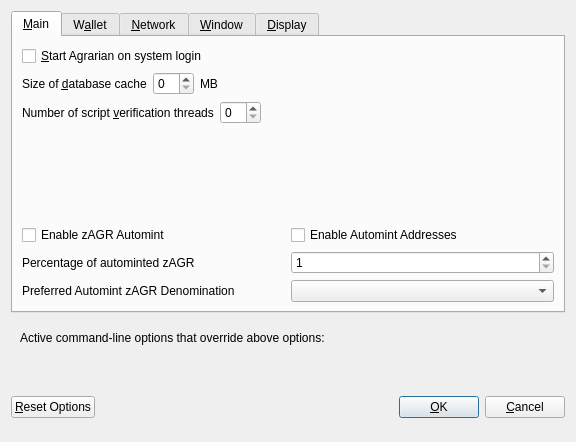
Above: src/qt/forms/optionsdialog.ui from pacificao/agrarian before the change. Below: the same form after it.
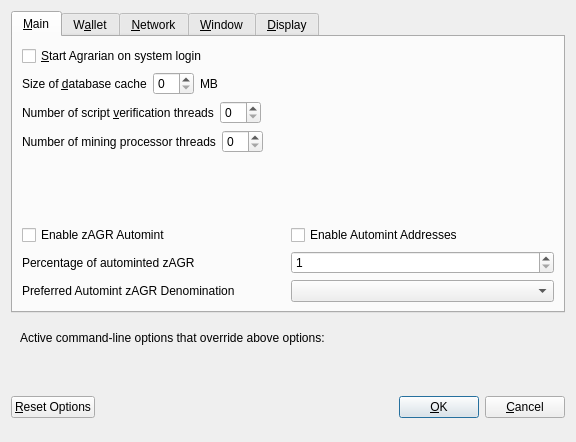
That is the form after the change. Custom widgets are drawn as their Qt base class.

Commit message: Add Qt mining controls and update Agrarian copyrights

Diff of the .ui file:
```diff
--- a/src/qt/forms/optionsdialog.ui
+++ b/src/qt/forms/optionsdialog.ui
@@ -115,10 +115,47 @@
            </property>
           </spacer>
          </item>
-        </layout>
-       </item>
-       <item>
-        <spacer name="verticalSpacer_2">
+       </layout>
+      </item>
+      <item>
+       <layout class="QHBoxLayout" name="horizontalLayout_MiningThreads">
+        <item>
+         <widget class="QLabel" name="miningThreadsLabel">
+          <property name="text">
+           <string>Number of mining processor threads</string>
+          </property>
+          <property name="textFormat">
+           <enum>Qt::PlainText</enum>
+          </property>
+          <property name="buddy">
+           <cstring>miningThreads</cstring>
+          </property>
+         </widget>
+        </item>
+        <item>
+         <widget class="QSpinBox" name="miningThreads">
+          <property name="toolTip">
+           <string>Processor threads used when CPU mining is started from the Mining menu.</string>
+          </property>
+         </widget>
+        </item>
+        <item>
+         <spacer name="horizontalSpacer_MiningThreads">
+          <property name="orientation">
+           <enum>Qt::Horizontal</enum>
+          </property>
+          <property name="sizeHint" stdset="0">
+           <size>
+            <width>40</width>
+            <height>20</height>
+           </size>
+          </property>
+         </spacer>
+        </item>
+       </layout>
+      </item>
+      <item>
+       <spacer name="verticalSpacer_2">
          <property name="orientation">
           <enum>Qt::Vertical</enum>
          </property>
```
The commit also changes 40 other files.
